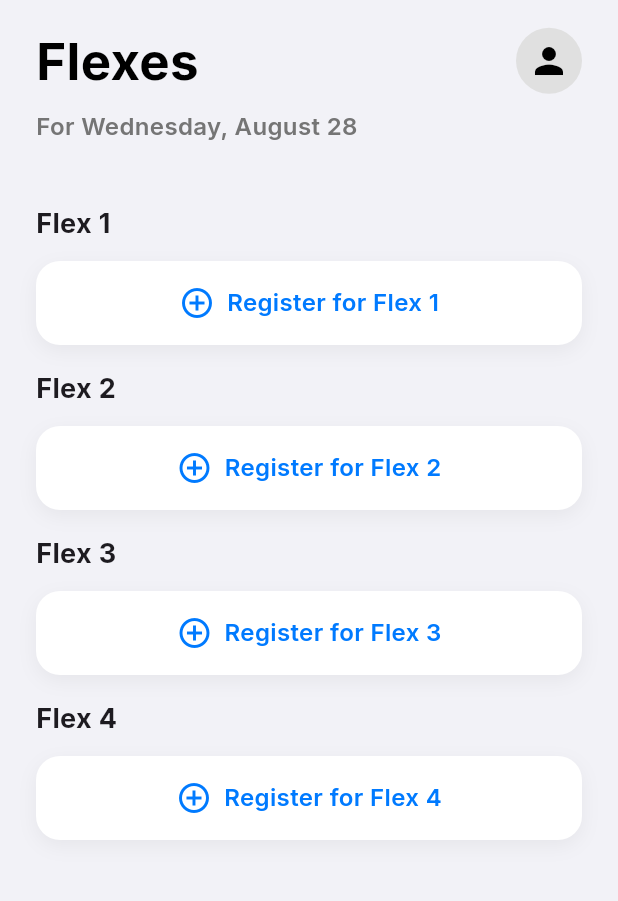
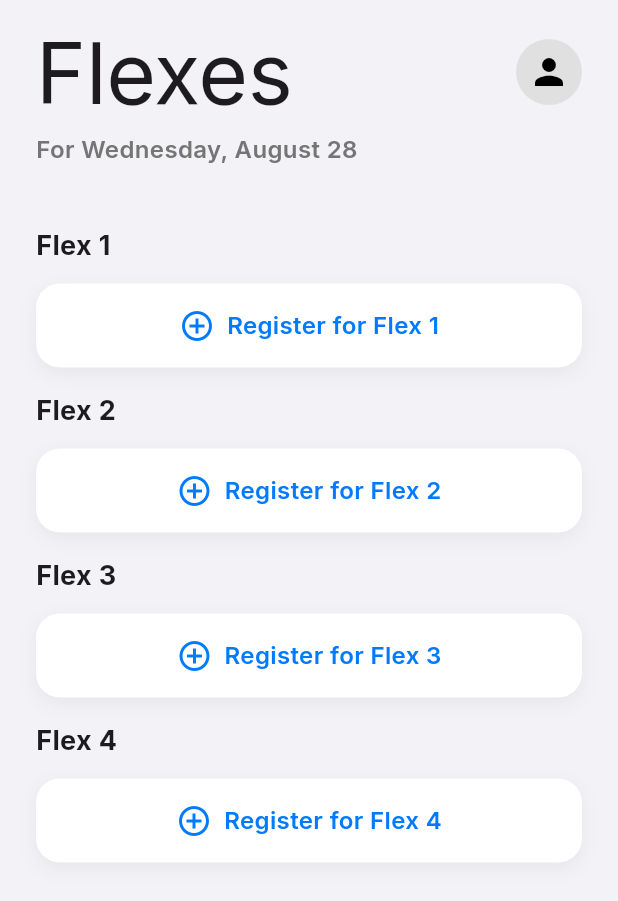
Before and after one commit to NCP-Stampede/northside-app, a Flutter app: the FlexesPage screen opened directly, on a phone screen of 412 x 824 dp. Shown: the top 901 px of the screen. Run offline on Flutter 3.47's test engine with Material 3 defaults, Android fonts, the phone set to English and light mode, and no system bars; our stand-ins replace get, google_fonts, sizer, sticky_headers, table_calendar, webview_flutter; statements that could not run were skipped.

Commit message:
Update shared_header.dart

```diff
--- a/northside_app/lib/widgets/shared_header.dart
+++ b/northside_app/lib/widgets/shared_header.dart
@@ -20,8 +20,7 @@ class SharedHeader extends StatelessWidget {
         children: [
           Text(
             title,
-            // This ensures the title is bold
-            style: const TextStyle(fontSize: 34, fontWeight: FontWeight.bold, color: Colors.black),
+            style: Theme.of(context).textTheme.displayLarge,
           ),
           GestureDetector(
             onTap: () {
```
